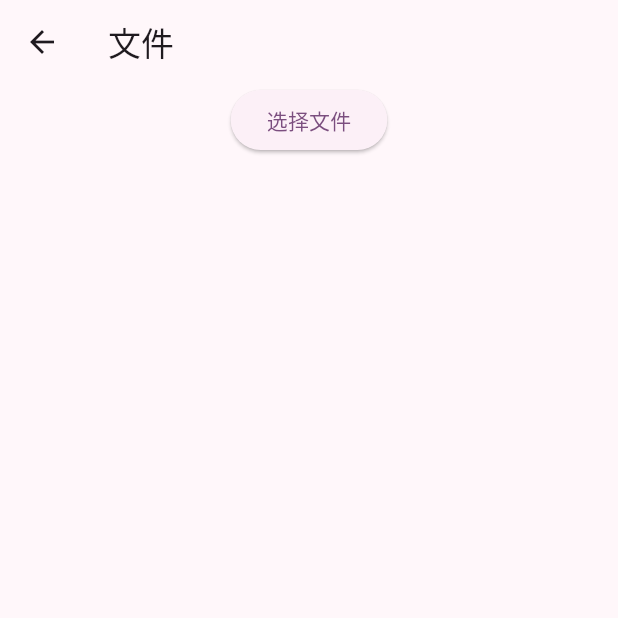
After one commit to mmmyjun/sampleFlutter, a Flutter app: the PickerFilePage screen opened directly, after a tap on "选择文件", on a phone screen of 412 x 824 dp, the top half of it. The commit adds this screen. Run offline on Flutter 3.47's test engine with Material 3 defaults, Android fonts, the phone set to English and light mode, and no system bars; our stand-ins replace audioplayers, dio, file_picker, flutter_easyloading, flutter_html, flutter_secure_storage and 1 more; missing offline and left inert: media_kit, media_kit_video; accounts and stored records are empty.

Commit message:
file: 选择单个文件

```diff
--- a/lib/home.dart
+++ b/lib/home.dart
@@ -7,6 +7,7 @@ import './mode/notes/notes_page.dart';
 import './mode/memo/memo_page.dart';
 import './mode/qr/qr_page.dart';
 import './mode/tv/tv_page.dart';
+import './mode/file/picker_file_page.dart';
 
 class MyHomePage extends StatefulWidget {
   const MyHomePage(
@@ -39,6 +40,8 @@ class _MyHomePageState extends State<MyHomePage> {
     //     const NotesPage()),
     WidgetModel('qr', const Icon(Icons.qr_code, color: Colors.purple),
         const QrPage()),
+    WidgetModel('文件', const Icon(Icons.file_copy_outlined, color: Colors.purple),
+        const PickerFilePage()),
   ];
 
   @override
--- /dev/null
+++ b/lib/mode/file/picker_file_page.dart
@@ -0,0 +1,48 @@
+import 'package:flutter/material.dart';
+import 'package:file_picker/file_picker.dart';
+
+class PickerFilePage extends StatefulWidget {
+  const PickerFilePage({Key? key}) : super(key: key);
+
+  @override
+  State<PickerFilePage> createState() => _PickerFilePageState();
+}
+
+class _PickerFilePageState extends State<PickerFilePage> {
+  @override
+  Widget build(BuildContext context) {
+    return Scaffold(
+      appBar: AppBar(
+        title: const Text('文件'),
+      ),
+      body: Column(
+        children: [
+          Center(
+            child: Column(
+              children: [
+                ElevatedButton(
+                  onPressed: () async {
+                    FilePickerResult? result = await FilePicker.platform.pickFiles();
+                    if (result != null) {
+                      print(result.files.single.path);
+
+                      PlatformFile file = result.files.first;
+                      print(file.name);
+                      print(file.bytes);
+                      print(file.size);
+                      print(file.extension);
+                      print(file.path);
+                    } else {
+                      // User canceled the picker
+                    }
+                  },
+                  child: const Text('选择文件'),
+                ),
+              ],
+            ),
+          ),
+        ],
+      ),
+    );
+  }
+}
--- a/pubspec.yaml
+++ b/pubspec.yaml
@@ -45,6 +45,7 @@ dependencies:
   media_kit_video: ^1.2.4
   media_kit_libs_video: ^1.0.4
   flutter_html: ^3.0.0-beta.2
+  file_picker: ^8.0.0+1
 
 dev_dependencies:
   flutter_test:
```
Also changed, not shown: lib/mode/file/picker_file_modes.dart (added, +29 -0 lines), pubspec.lock.
